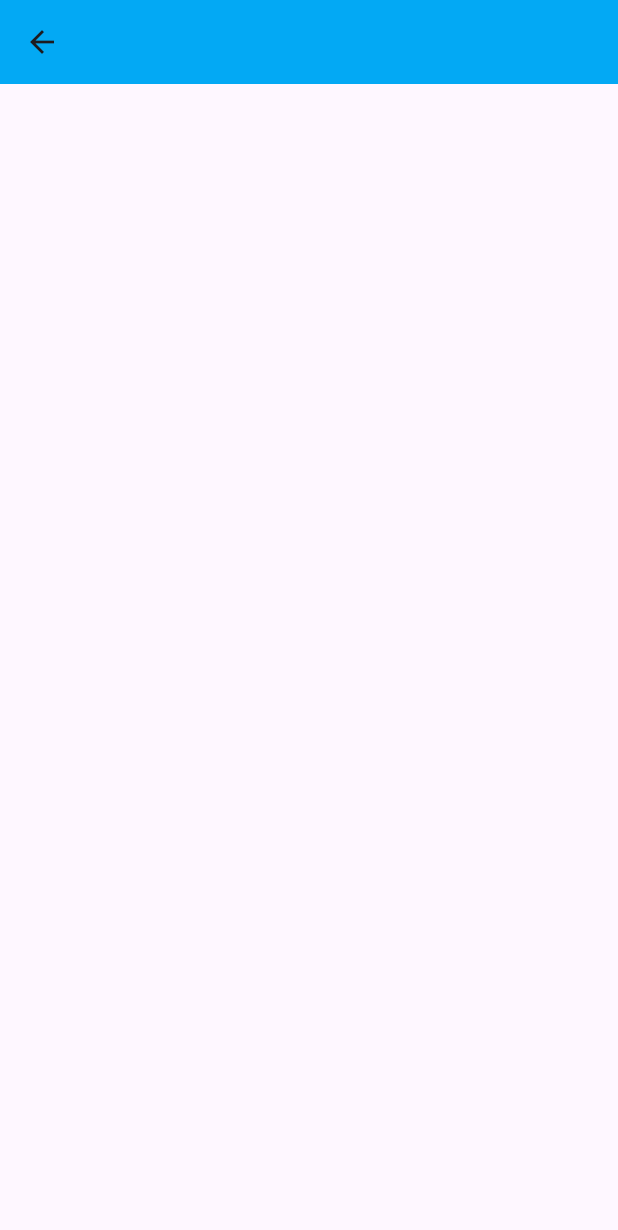
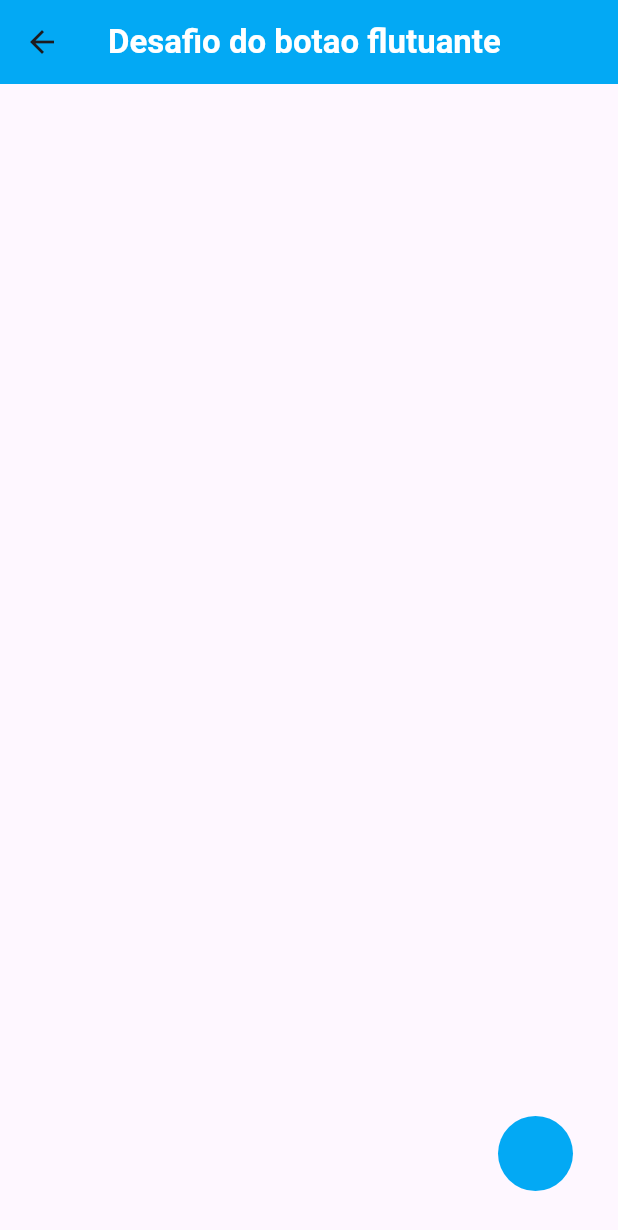
Before and after one commit to VinicioSantosOliveira/masterclass, a Flutter app: the ImplicitAnimation screen opened directly, on a phone screen of 412 x 824 dp. Shown: the top 1230 px of the screen. Run offline on Flutter 3.47's test engine with Material 3 defaults, Android fonts, the phone set to English and light mode, and no system bars.

Commit message:
desafio concluido

```diff
--- a/lib/implicit_animation.dart
+++ b/lib/implicit_animation.dart
@@ -8,12 +8,45 @@ class ImplicitAnimation extends StatefulWidget {
 }
 
 class _ImplicitAnimationState extends State<ImplicitAnimation> {
+  var isSelect = true;
+
   @override
   Widget build(BuildContext context) {
     return Scaffold(
-      appBar: AppBar(backgroundColor: Colors.lightBlue),
-      body: AnimatedContainer(
-        duration: const Duration(seconds: 2),
+      appBar: AppBar(
+        title: const Text(
+          'Desafio do botao flutuante',
+          style: TextStyle(
+            color: Colors.white,
+            fontWeight: FontWeight.bold,
+          ),
+        ),
+        backgroundColor: Colors.lightBlue,
+      ),
+      body: Padding(
+        padding: const EdgeInsets.all(30.0),
+        child: GestureDetector(
+          onTap: () {
+            setState(() {
+              isSelect = !isSelect;
+            });
+          },
+          child: AnimatedAlign(
+            duration: const Duration(seconds: 2),
+            alignment: isSelect ? Alignment.bottomRight : Alignment.topCenter,
+            child: AnimatedContainer(
+              duration: const Duration(seconds: 2),
+              height: 50,
+              width: isSelect ? 50 : 100,
+              decoration: BoxDecoration(
+                color: Colors.lightBlue,
+                borderRadius: BorderRadius.all(
+                  isSelect ? const Radius.circular(40) : Radius.zero,
+                ),
+              ),
+            ),
+          ),
+        ),
       ),
     );
   }
```
Also changed, not shown: lib/user_page.dart (deleted, +0 -20 lines).
